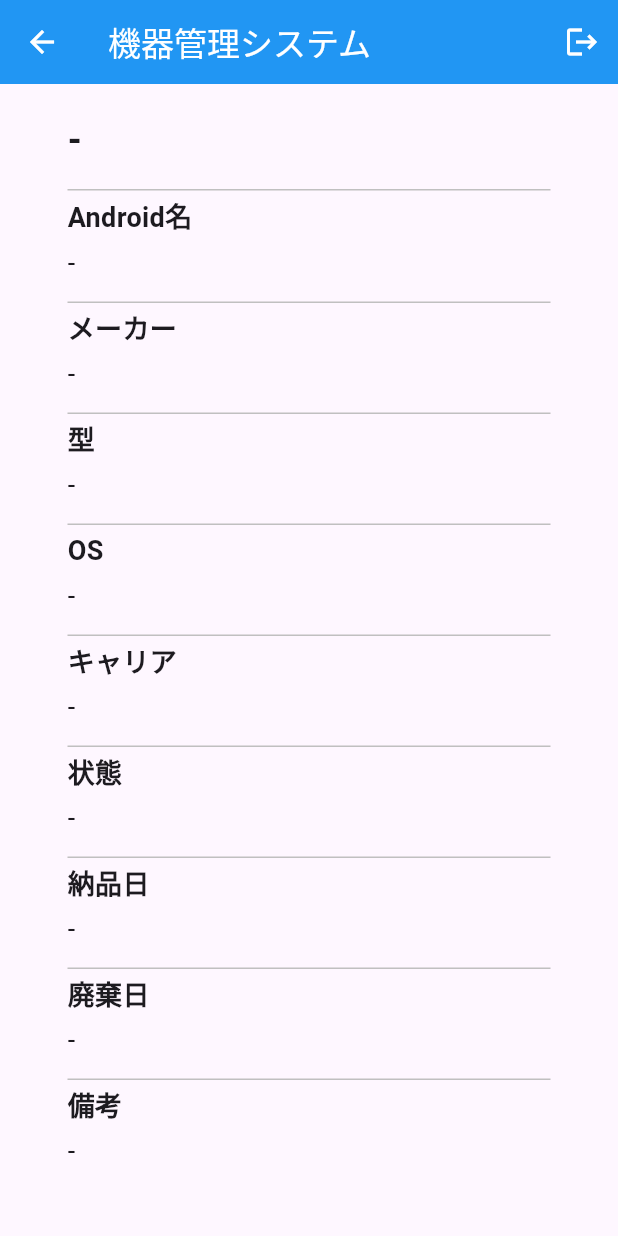
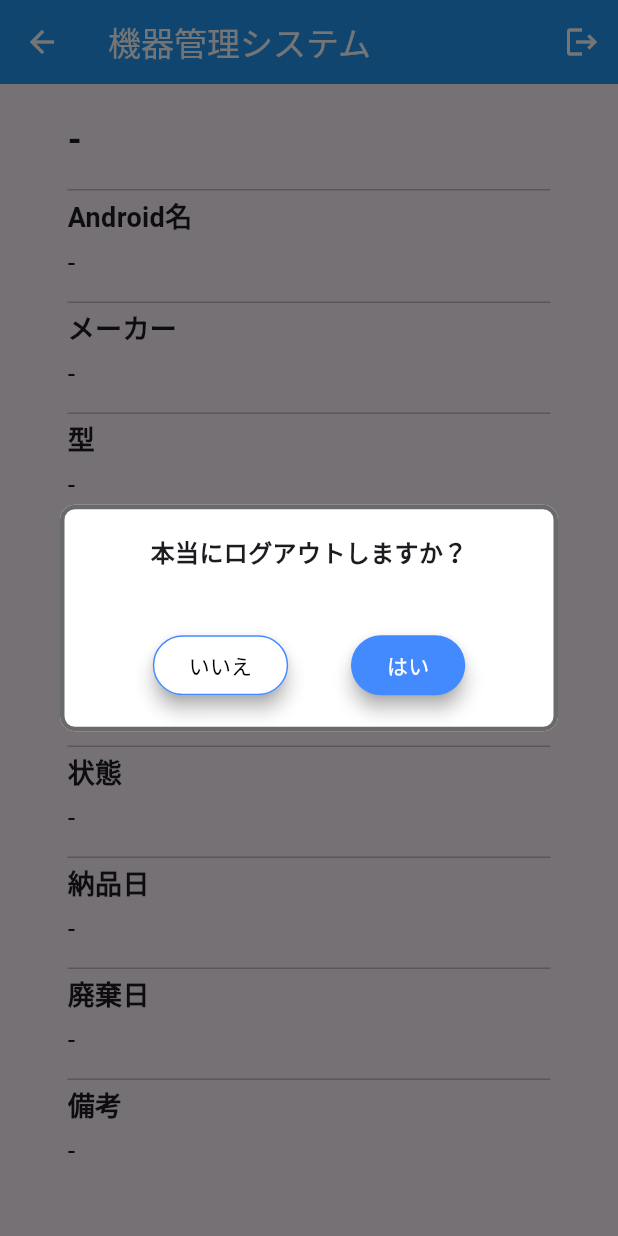
Before and after one commit to ITC-kikuuchi/device_management_mobile, a Flutter app: the androidDetailPage screen opened directly with empty values, after a tap on the "logout" icon, on a phone screen of 412 x 824 dp. Run offline on Flutter 3.47's test engine with Material 3 defaults, Android fonts, the phone set to English and light mode, and no system bars; our stand-ins replace shared_preferences; accounts and stored records are empty; network calls fail.

Commit message:
feat: ログアウトボタンが押下された際の処理の修正

```diff
--- a/lib/app_bar/app_bar.dart
+++ b/lib/app_bar/app_bar.dart
@@ -18,7 +18,13 @@ class MyAppBar extends StatelessWidget implements PreferredSizeWidget {
           ),
           onPressed: () async {
             // SharedPreferencesの値を初期化
-            _showDialog(context);
+            showDialog(
+              context: context,
+              barrierDismissible: false,
+              builder: (BuildContext context) {
+                return LogoutDialog();
+              },
+            );
           },
         ),
       ],
```
